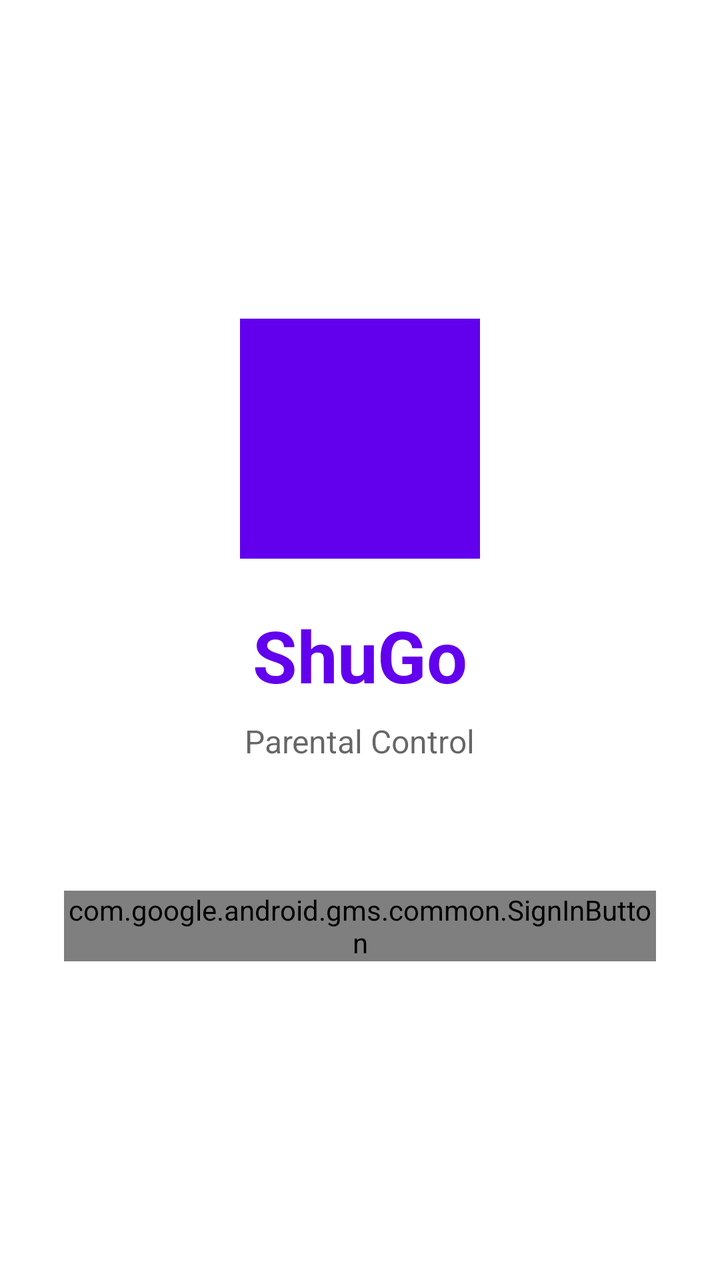
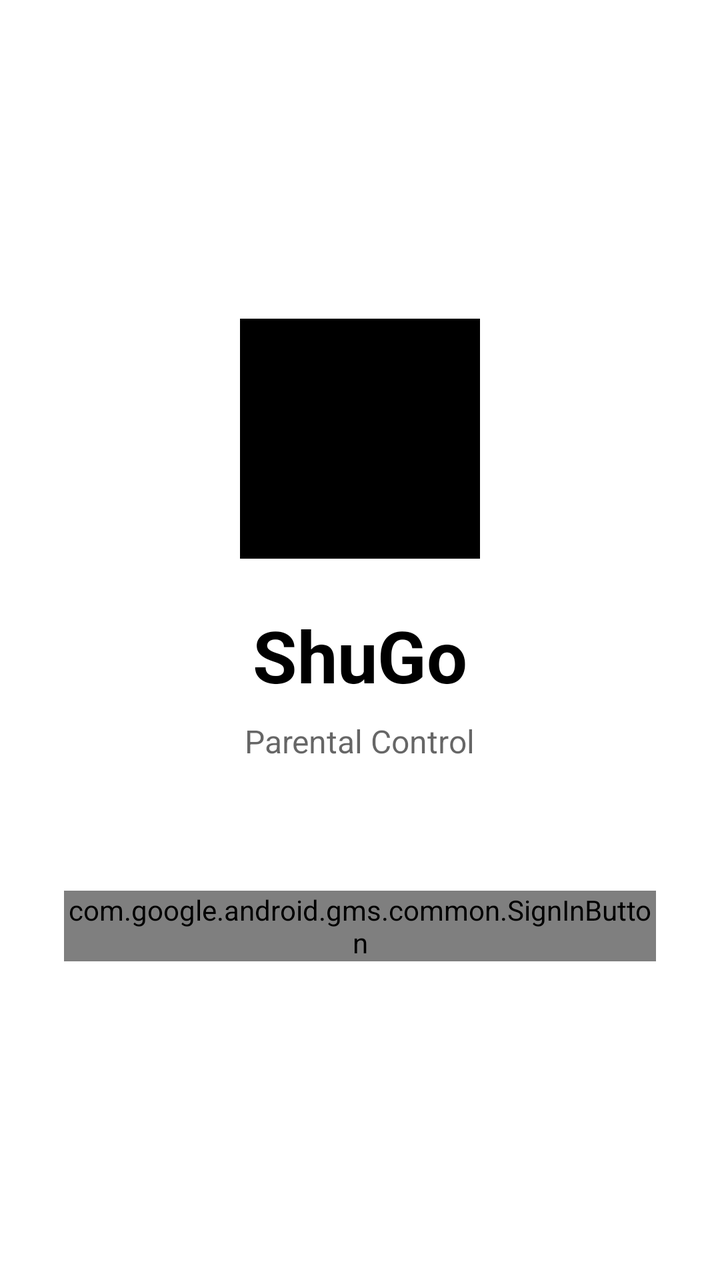

Compare the two renders of this Android layout. The source of the first and the diff that turns it into the second are given below.
<!-- AndroidManifest.xml: application theme Theme.ParentalControl -->
<!-- res/layout/activity_login.xml -->
<?xml version="1.0" encoding="utf-8"?>
<LinearLayout xmlns:android="http://schemas.android.com/apk/res/android"
    xmlns:app="http://schemas.android.com/apk/res-auto"
    android:layout_width="match_parent"
    android:layout_height="match_parent"
    android:gravity="center"
    android:orientation="vertical"
    android:padding="32dp"
    android:background="?android:attr/colorBackground">

    <ImageView
        android:layout_width="120dp"
        android:layout_height="120dp"
        android:src="@drawable/ic_parental_shield"
        app:tint="?attr/colorPrimary"
        android:layout_marginBottom="24dp" />

    <TextView
        android:layout_width="wrap_content"
        android:layout_height="wrap_content"
        android:text="ShuGo"
        android:textSize="36sp"
        android:textStyle="bold"
        android:textColor="?attr/colorPrimary"
        android:layout_marginBottom="8dp" />

    <TextView
        android:layout_width="wrap_content"
        android:layout_height="wrap_content"
        android:text="Parental Control"
        android:textSize="16sp"
        android:textColor="?android:attr/textColorSecondary"
        android:layout_marginBottom="64dp" />

    <com.google.android.gms.common.SignInButton
        android:id="@+id/btn_google_sign_in"
        android:layout_width="wrap_content"
        android:layout_height="wrap_content"
        app:buttonSize="wide" />

    <ProgressBar
        android:id="@+id/progress_bar"
        android:layout_width="wrap_content"
        android:layout_height="wrap_content"
        android:layout_marginTop="24dp"
        android:visibility="gone" />

    <TextView
        android:id="@+id/tv_error"
        android:layout_width="wrap_content"
        android:layout_height="wrap_content"
        android:layout_marginTop="16dp"
        android:textColor="#F44336"
        android:textAlignment="center"
        android:visibility="gone" />

</LinearLayout>
<!-- resources referenced by this layout -->
<resources>
  <!-- drawable ic_parental_shield (drawable) -->
  <vector xmlns:android="http://schemas.android.com/apk/res/android"
      android:width="108dp"
      android:height="108dp"
      android:viewportWidth="108"
      android:viewportHeight="108">
      <path
          android:fillColor="#3D5AFE"
          android:pathData="M0,0h108v108h-108z" />
      <path
          android:fillColor="#FFFFFF"
          android:pathData="M54,24L31,34.22V50.67c0,14.16 9.79,27.41 23,30.67 13.21,-3.26 23,-16.51 23,-30.67V34.22L54,24zM67,50.67c0,10.05 -5.55,19.46 -13,22.1 -7.45,-2.64 -13,-12.05 -13,-22.1V40.22L54,33.11l13,7.11V50.67z" />
  </vector>
  <style name="Theme.ParentalControl" parent="Theme.MaterialComponents.DayNight.NoActionBar">
          <item name="colorPrimary">@color/purple_500</item>
          <item name="colorPrimaryVariant">@color/purple_700</item>
          <item name="colorOnPrimary">@color/white</item>
      </style>
  <color name="purple_500">#FF6200EE</color>
  <color name="purple_700">#FF3700B3</color>
  <color name="white">#FFFFFFFF</color>
</resources>

<!-- the commit's change to res/layout/activity_login.xml (unified diff, before → after) -->
@@ -12,7 +12,7 @@
         android:layout_width="120dp"
         android:layout_height="120dp"
         android:src="@drawable/ic_parental_shield"
-        app:tint="?attr/colorPrimary"
+        app:tint="?attr/colorOnBackground"
         android:layout_marginBottom="24dp" />
 
     <TextView
@@ -21,7 +21,7 @@
         android:text="ShuGo"
         android:textSize="36sp"
         android:textStyle="bold"
-        android:textColor="?attr/colorPrimary"
+        android:textColor="?attr/colorOnBackground"
         android:layout_marginBottom="8dp" />
 
     <TextView
